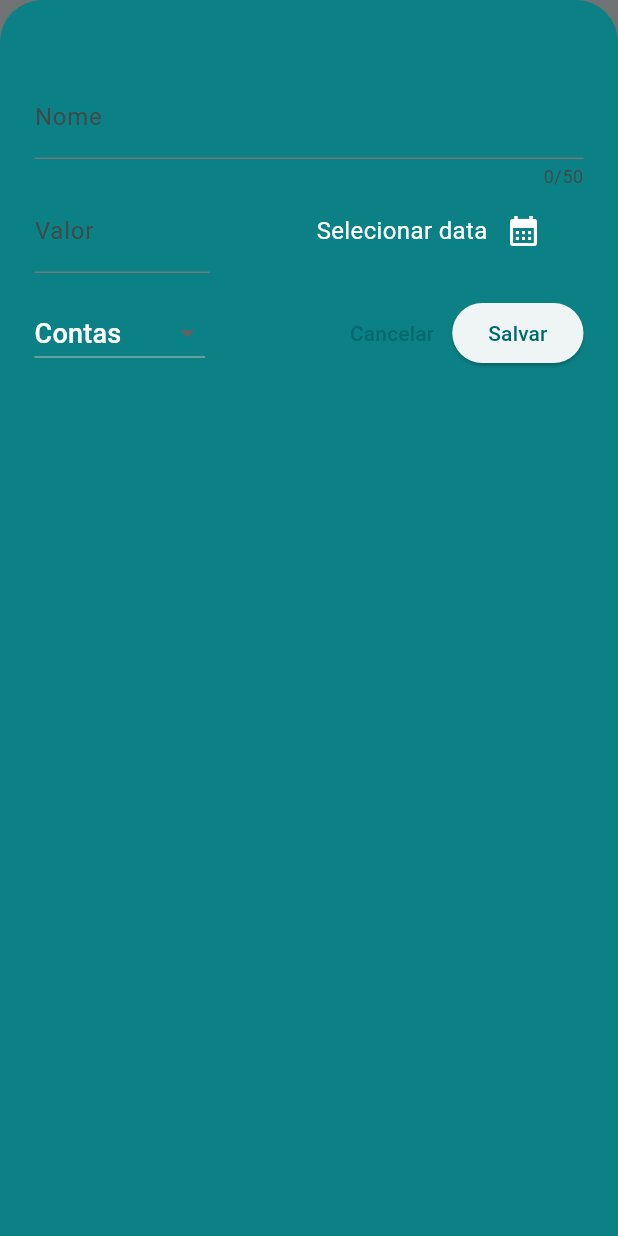
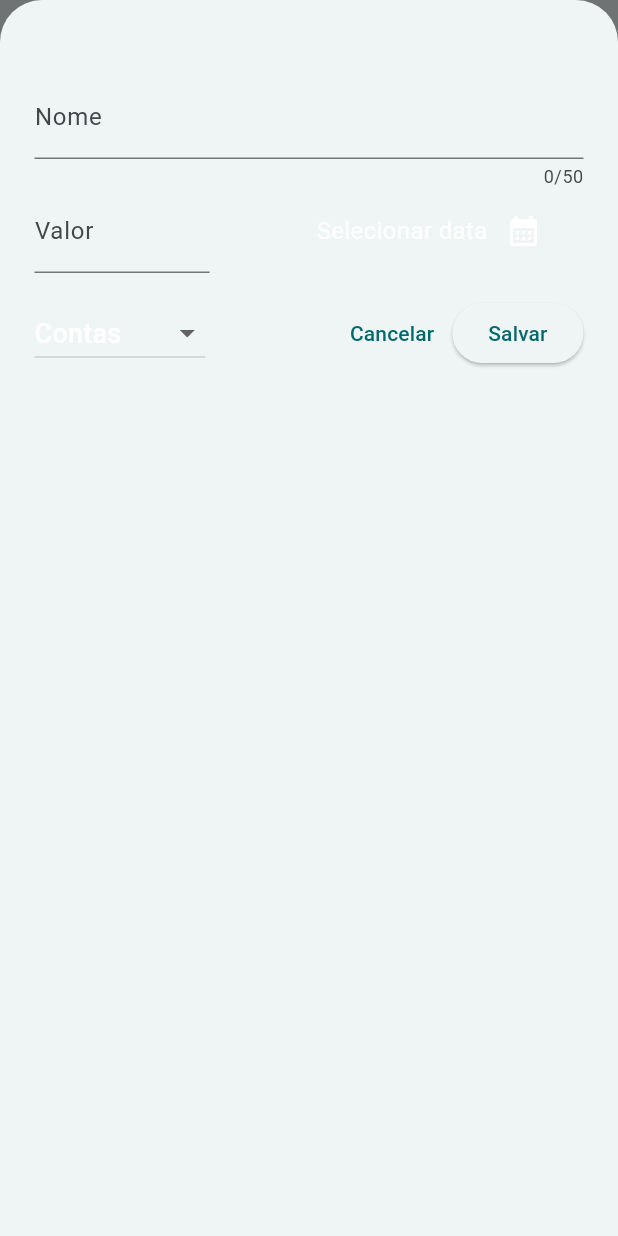
Before and after one commit to MSaJS/shadow_finces, a Flutter app: the screen it shows after launch, after a tap on the "add" icon, on a phone screen of 412 x 824 dp. Run offline on Flutter 3.47's test engine with Material 3 defaults, Android fonts, the phone set to English and light mode, and no system bars.

Commit message:
color changing 3

```diff
--- a/lib/widgets/my_expenses.dart
+++ b/lib/widgets/my_expenses.dart
@@ -31,7 +31,6 @@ class _MyExpensesState extends State<MyExpenses> {
       isScrollControlled: true,
       context: context,
       builder: (ctx) => NewExpense(onAddExpense: _addExpense),
-      backgroundColor: const Color(0xff0b8185),
     );
   }
 
@@ -77,17 +76,14 @@ class _MyExpensesState extends State<MyExpenses> {
 
     return Scaffold(
       appBar: AppBar(
-
         actions: [
           IconButton(
             onPressed: () {},
             icon: const Icon(Icons.arrow_back),
           ),
           const SizedBox(width: 15),
-          Text(
-            'Minhas despesas',
-            style: Theme.of(context).textTheme.titleMedium!.copyWith(color: Colors.black),
-          ),
+          Text('Minhas despesas',
+              style: Theme.of(context).textTheme.titleMedium),
           const Spacer(),
           IconButton(
             onPressed: () {},
```
